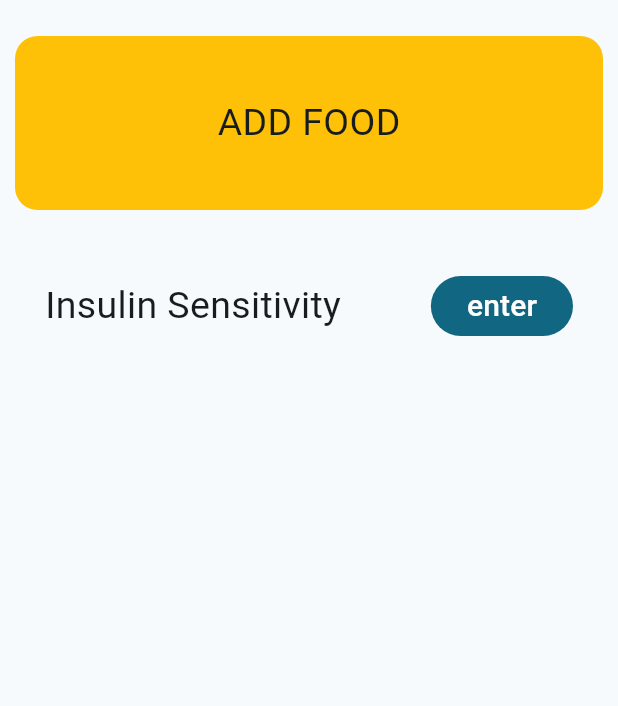
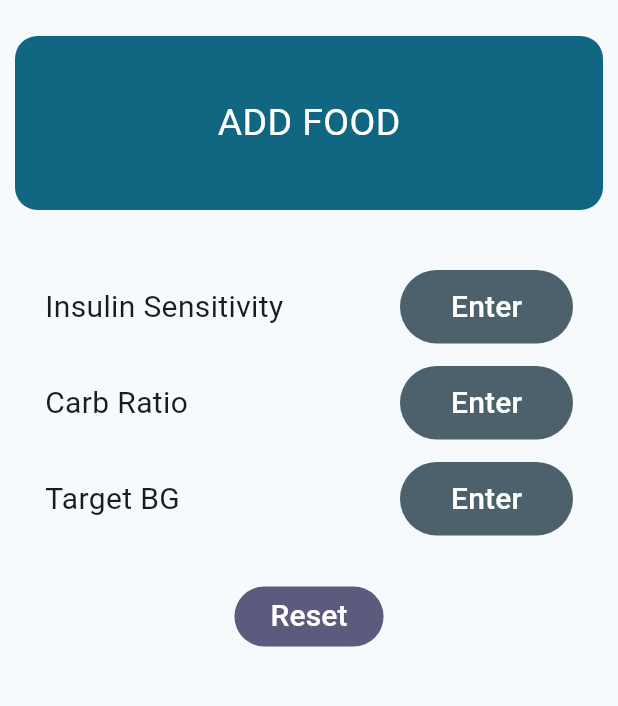
Before and after one commit to michellejw/bolus_calculator_v2, a Flutter app: the screen it shows after launch, on a phone screen of 412 x 824 dp, the part 63-769 px from its top. Run offline on Flutter 3.47's test engine with Material 3 defaults, Android fonts, the phone set to English and light mode, and no system bars; drawn by our look-alikes of sliding_up_panel; our stand-ins replace gap.

Commit message:
add buttons to food screen; some refactoring

```diff
--- /dev/null
+++ b/lib/components/buttons.dart
@@ -0,0 +1,68 @@
+import 'package:flutter/material.dart';
+import 'package:bolus_calculator_v2/components/number_keypad.dart';
+import 'package:bolus_calculator_v2/utilities/constants.dart';
+
+class EnterButton extends StatelessWidget {
+  const EnterButton({
+    super.key,
+    required this.entered,
+    required this.onUpdate,
+    required this.value,
+  });
+
+  final bool entered;
+  final void Function(String p1) onUpdate;
+  final String value;
+
+  @override
+  Widget build(BuildContext context) {
+    return FilledButton(
+      style: ButtonStyle(
+        backgroundColor: entered
+            ? MaterialStateProperty.all(Colors.green)
+            : MaterialStateProperty.all(
+                Theme.of(context).colorScheme.secondary),
+      ),
+      onPressed: () {
+        showModalBottomSheet(
+          context: context,
+          builder: (context) => NumericKeypad(
+            onValueChanged: (newValue) {
+              Navigator.pop(context); // Close the keypad
+              onUpdate(newValue); // Update value based on button
+            },
+          ),
+        );
+      },
+      child: Padding(
+        padding: const EdgeInsets.all(10.0),
+        child: Text(
+          value,
+          style: kSettingsButtonTextStyle,
+        ),
+      ),
+    );
+  }
+}
+
+class ResetButton extends StatelessWidget {
+  final VoidCallback onReset;
+
+  const ResetButton({Key? key, required this.onReset}) : super(key: key);
+
+  @override
+  Widget build(BuildContext context) {
+    return FilledButton(
+      style: ButtonStyle(
+        backgroundColor: MaterialStateProperty.all(
+          Theme.of(context).colorScheme.tertiary,
+        ),
+      ),
+      onPressed: onReset,
+      child: const Text(
+        'Reset',
+        style: kSettingsButtonTextStyle,
+      ),
+    );
+  }
+}
--- /dev/null
+++ b/lib/components/settings_input_row.dart
@@ -0,0 +1,43 @@
+import 'package:flutter/material.dart';
+import 'package:bolus_calculator_v2/utilities/constants.dart';
+import 'package:bolus_calculator_v2/components/buttons.dart';
+
+class SettingsInputRow extends StatelessWidget {
+  final String inputText;
+  final String value;
+  final bool entered;
+  final void Function(String) onUpdate;
+
+  const SettingsInputRow({
+    Key? key,
+    required this.inputText,
+    required this.value,
+    required this.entered,
+    required this.onUpdate,
+  }) : super(key: key);
+
+  @override
+  Widget build(BuildContext context) {
+    return Container(
+      margin: const EdgeInsets.symmetric(horizontal: 30.0),
+      child: Row(
+        mainAxisAlignment: MainAxisAlignment.spaceBetween,
+        children: <Widget>[
+          Column(
+            children: <Widget>[
+              Text(
+                inputText,
+                style: kSettingsTextStyle,
+              ),
+            ],
+          ),
+          Column(
+            children: [
+              EnterButton(entered: entered, onUpdate: onUpdate, value: value),
+            ],
+          )
+        ],
+      ),
+    );
+  }
+}
--- a/lib/main.dart
+++ b/lib/main.dart
@@ -1,5 +1,5 @@
 import 'package:flutter/material.dart';
-import 'screens/keypad_panel.dart';
+import 'screens/entry_screen.dart';
 
 void main() {
   runApp(const MyApp());
@@ -13,9 +13,14 @@ class MyApp extends StatelessWidget {
     return MaterialApp(
       title: 'Bolus Calculator',
       theme: ThemeData(
+        brightness: Brightness.light,
         colorScheme: ColorScheme.fromSeed(seedColor: Colors.blueGrey),
         useMaterial3: true,
       ),
+      darkTheme: ThemeData(
+        brightness: Brightness.dark, // For dark mode
+      ),
+      themeMode: ThemeMode.system,
       home: const MyHomePage(title: 'Insulin Dosing Calculator'),
     );
   }
--- /dev/null
+++ b/lib/screens/entry_screen.dart
@@ -0,0 +1,126 @@
+import 'package:flutter/material.dart';
+import 'package:bolus_calculator_v2/screens/add_food_screen.dart';
+import 'package:gap/gap.dart';
+import 'package:bolus_calculator_v2/utilities/constants.dart';
+import 'package:bolus_calculator_v2/components/settings_input_row.dart';
+import 'package:bolus_calculator_v2/components/buttons.dart';
+
+class MyHomePage extends StatefulWidget {
+  const MyHomePage({Key? key, required this.title}) : super(key: key);
+
+  final String title;
+
+  @override
+  State<MyHomePage> createState() => _MyHomePageState();
+}
+
+class _MyHomePageState extends State<MyHomePage> {
+  String insulinSensitivity = 'Enter';
+  String carbRatio = 'Enter';
+  String targetBloodGlucose = 'Enter';
+
+  bool insulinSensitivityEntered = false;
+  bool carbRatioEntered = false;
+  bool targetBloodGlucoseEntered = false;
+
+  void updateInsulinSensitivity(String value) {
+    setState(() {
+      insulinSensitivity = value;
+      insulinSensitivityEntered = true;
+    });
+  }
+
+  void updateCarbRatio(String value) {
+    setState(() {
+      carbRatio = value;
+      carbRatioEntered = true;
+    });
+  }
+
+  void updateTargetBloodGlucose(String value) {
+    setState(() {
+      targetBloodGlucose = value;
+      targetBloodGlucoseEntered = true;
+    });
+  }
+
+  void resetValues() {
+    setState(() {
+      insulinSensitivity = 'Enter';
+      carbRatio = 'Enter';
+      targetBloodGlucose = 'Enter';
+      insulinSensitivityEntered = false;
+      carbRatioEntered = false;
+      targetBloodGlucoseEntered = false;
+    });
+  }
+
+  @override
+  Widget build(BuildContext context) {
+    return Scaffold(
+      appBar: AppBar(
+        title: Text(widget.title),
+      ),
+      body: SafeArea(
+        child: Column(
+          children: <Widget>[
+            GestureDetector(
+              onTap: () {
+                Navigator.of(context)
+                    .push(MaterialPageRoute(builder: (context) {
+                  return const ListFoodPage();
+                }));
+              },
+              child: Column(
+                crossAxisAlignment: CrossAxisAlignment.stretch,
+                children: [
+                  Container(
+                    alignment: Alignment.center,
+                    margin: const EdgeInsets.all(10.0),
+                    padding: const EdgeInsets.symmetric(
+                        horizontal: 15.0, vertical: 40.0),
+                    decoration: BoxDecoration(
+                      color: Theme.of(context).colorScheme.primary,
+                      borderRadius: BorderRadius.circular(15.0),
+                    ),
+                    child: Text(
+                      'ADD FOOD',
+                      style: TextStyle(
+                          fontSize: 25.0,
+                          color: Theme.of(context).colorScheme.onPrimary),
+                    ),
+                  ),
+                ],
+              ),
+            ),
+            const Gap(30.0),
+            SettingsInputRow(
+              inputText: 'Insulin Sensitivity',
+              value: insulinSensitivity,
+              entered: insulinSensitivityEntered,
+              onUpdate: updateInsulinSensitivity,
+            ),
+            const Gap(15.0),
+            SettingsInputRow(
+              inputText: 'Carb Ratio',
+              value: carbRatio,
+              entered: carbRatioEntered,
+              onUpdate: updateCarbRatio,
+            ),
+            const Gap(15.0),
+            SettingsInputRow(
+              inputText: 'Target BG',
+              value: targetBloodGlucose,
+              entered: targetBloodGlucoseEntered,
+              onUpdate: updateTargetBloodGlucose,
+            ),
+            const Gap(30.0),
+            ResetButton(
+              onReset: resetValues,
+            ),
+          ],
+        ),
+      ),
+    );
+  }
+}
--- a/lib/screens/input_screen.dart
+++ /dev/null
@@ -1,82 +0,0 @@
-import 'package:flutter/material.dart';
-import 'package:bolus_calculator_v2/screens/add_food_screen.dart';
-import 'package:gap/gap.dart';
-import 'package:sliding_up_panel/sliding_up_panel.dart';
-
-class InputScreen extends StatefulWidget {
-  InputScreen({super.key, required this.pc});
-  final PanelController? pc;
-
-  @override
-  State<InputScreen> createState() => _InputScreenState();
-}
-
-class _InputScreenState extends State<InputScreen> {
-  @override
-  Widget build(BuildContext context) {
-    return Column(
-      children: <Widget>[
-        GestureDetector(
-          onTap: () {
-            Navigator.of(context).push(MaterialPageRoute(builder: (context) {
-              return const AddFoodPage();
-            }));
-          },
-          child: Column(
-            crossAxisAlignment: CrossAxisAlignment.stretch,
-            children: [
-              Container(
-                alignment: Alignment.center,
-                margin: const EdgeInsets.all(10.0),
-                padding: const EdgeInsets.symmetric(
-                    horizontal: 15.0, vertical: 40.0),
-                decoration: BoxDecoration(
-                  color: Colors.amber,
-                  borderRadius: BorderRadius.circular(15.0),
-                ),
-                child: const Text(
-                  'ADD FOOD',
-                  style: TextStyle(fontSize: 25.0),
-                ),
-              ),
-            ],
-          ),
-        ),
-        const Gap(30.0),
-        Column(
-          children: <Widget>[
-            Container(
-              margin: const EdgeInsets.symmetric(horizontal: 30.0),
-              child: Row(
-                mainAxisAlignment: MainAxisAlignment.spaceBetween,
-                children: <Widget>[
-                  const Column(
-                    children: <Widget>[
-                      Text(
-                        'Insulin Sensitivity',
-                        style: TextStyle(fontSize: 25.0),
-                      ),
-                    ],
-                  ),
-                  Column(
-                    children: [
-                      FilledButton(
-                        onPressed: () {
-                          widget.pc!.open();
-                        },
-                        child: const Text(
-                          'enter',
-                          style: TextStyle(fontSize: 20.0),
-                        ),
-                      )
-                    ],
-                  )
-                ],
-              ),
-            )
-          ],
-        ),
-      ],
-    );
-  }
-}
--- a/lib/screens/keypad_panel.dart
+++ /dev/null
@@ -1,38 +0,0 @@
-import 'package:flutter/material.dart';
-import 'package:sliding_up_panel/sliding_up_panel.dart';
-import 'package:bolus_calculator_v2/screens/input_screen.dart';
-
-class MyHomePage extends StatefulWidget {
-  const MyHomePage({super.key, required this.title});
-
-  final String title;
-
-  @override
-  State<MyHomePage> createState() => _MyHomePageState();
-}
-
-class _MyHomePageState extends State<MyHomePage> {
-  final PanelController _pc = PanelController();
-
-  @override
-  Widget build(BuildContext context) {
-    return Scaffold(
-      appBar: AppBar(
-        title: Text(widget.title),
-      ),
-      body: SafeArea(
-        child: SlidingUpPanel(
-          controller: _pc,
-          panel: const Center(
-            child: Text('hi hi'),
-          ),
-          minHeight: 0,
-          maxHeight: 350,
-          body: InputScreen(
-            pc: _pc,
-          ),
-        ),
-      ),
-    );
-  }
-}
--- /dev/null
+++ b/lib/utilities/constants.dart
@@ -0,0 +1,9 @@
+import 'package:flutter/material.dart';
+
+const kSettingsButtonTextStyle = TextStyle(
+  fontSize: 20.0,
+);
+
+const kSettingsTextStyle = TextStyle(
+  fontSize: 20.0,
+);
--- a/pubspec.yaml
+++ b/pubspec.yaml
@@ -13,6 +13,7 @@ dependencies:
   gap: ^3.0.1
   cupertino_icons: ^1.0.2
   sliding_up_panel: ^2.0.0+1
+  http: ^1.2.0
 
 dev_dependencies:
   flutter_test:
```
Also changed, not shown: lib/components/input_form.dart (deleted, +0 -29 lines), lib/components/number_keypad.dart (+114 -0 lines), lib/screens/add_food_screen.dart (+49 -4 lines), lib/services/NetworkHelper.dart (added, +21 -0 lines), pubspec.lock.
